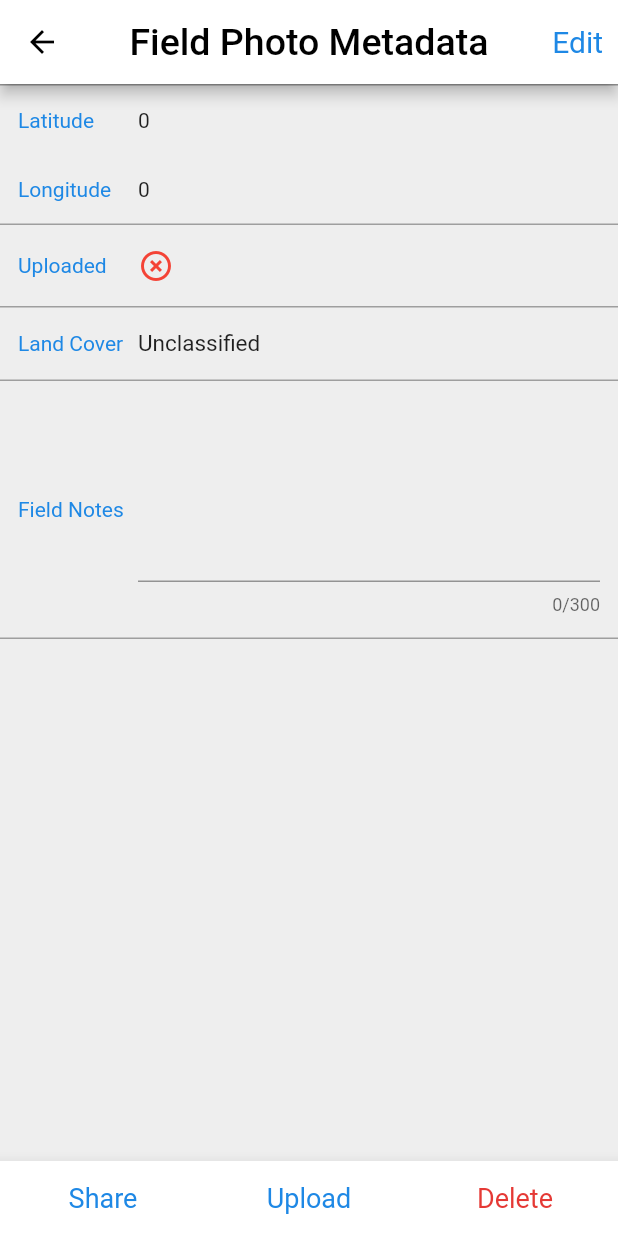
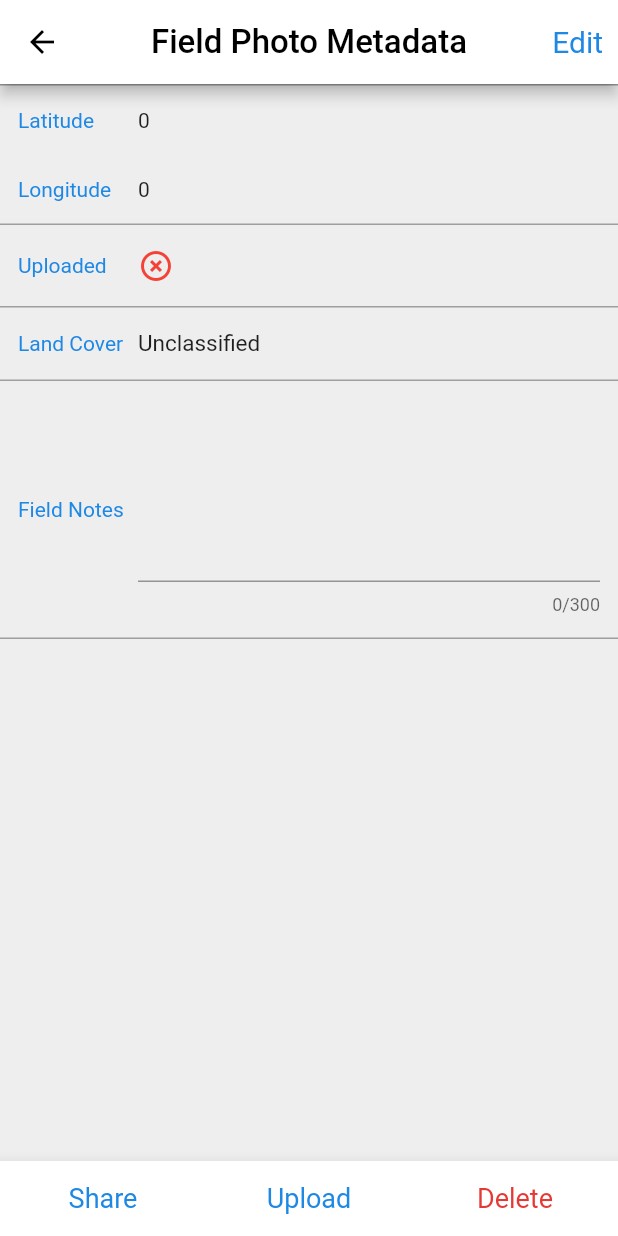
Before and after one commit to jonathanmiller2/Field-Photo, a Flutter app: the ImageDetailScreen screen opened directly with empty values, on a phone screen of 412 x 824 dp. Run offline on Flutter 3.47's test engine with Material 2 defaults, Android fonts, the phone set to English and light mode, and no system bars; our stand-ins replace camera, geolocator, permission_handler, shared_preferences, sqflite; missing offline and left inert: esys_flutter_share; accounts and stored records are empty.

Commit message:
Reverted font size changes (test phone had an independent font setting)

```diff
--- a/lib/ImageDetailScreen.dart
+++ b/lib/ImageDetailScreen.dart
@@ -68,7 +68,7 @@ class _ImageDetailScreenState extends State<ImageDetailScreen> {
 					title: Text(
 							'Field Photo Metadata',
 							style: TextStyle(
-								fontSize: 25,
+								fontSize: 22,
 								color: Colors.black,
 							)
 					),
@@ -266,7 +266,7 @@ class _ImageDetailScreenState extends State<ImageDetailScreen> {
 					title: Text(
 							'Field Photo Metadata',
 							style: TextStyle(
-								fontSize: 25.0,
+								fontSize: 22.0,
 								color: Colors.black,
 							)
 					),
--- a/lib/ImageInfoEntryScreen.dart
+++ b/lib/ImageInfoEntryScreen.dart
@@ -78,7 +78,7 @@ class _ImageInfoEntryScreenState extends State<ImageInfoEntryScreen>
 				title: Text(
 						'Field Photo Metadata',
 						style: TextStyle(
-							fontSize: 25,
+							fontSize: 22,
 							color: Colors.black,
 						)
 				),
--- a/lib/ImageLibraryScreen.dart
+++ b/lib/ImageLibraryScreen.dart
@@ -566,7 +566,7 @@ class _ImageLibraryScreenState extends State<ImageLibraryScreen> {
 								title: Text(
 										'All Field Photos',
 										style: TextStyle(
-											fontSize: 25.0,
+											fontSize: 22.0,
 											color: Colors.black,
 										)
 								),
--- a/lib/InfoScreen.dart
+++ b/lib/InfoScreen.dart
@@ -12,7 +12,7 @@ class InfoScreen extends StatelessWidget {
 					title: Text(
 							'About',
 							style: TextStyle(
-								fontSize: 25.0,
+								fontSize: 22.0,
 								color: Colors.black,
 							)
 					),
--- a/lib/LoginScreen.dart
+++ b/lib/LoginScreen.dart
@@ -38,7 +38,7 @@ class _LoginScreenState extends State<LoginScreen>
 				title: Text(
 						'Field Photo',
 						style: TextStyle(
-							fontSize: 25.0,
+							fontSize: 22.0,
 							color: Colors.black,
 						)
 				),
--- a/lib/SignedInScreen.dart
+++ b/lib/SignedInScreen.dart
@@ -56,7 +56,7 @@ class _SignedInScreenState extends State<SignedInScreen>
 				title: Text(
 						'Field Photo',
 						style: TextStyle(
-							fontSize: 25.0,
+							fontSize: 22.0,
 							color: Colors.black,
 						)
 				),
--- a/lib/SignupScreen.dart
+++ b/lib/SignupScreen.dart
@@ -34,7 +34,7 @@ class _SignupScreenState extends State<StatefulWidget> {
 					title: Text(
 							'Field Photo',
 							style: TextStyle(
-								fontSize: 25.0,
+								fontSize: 22.0,
 								color: Colors.black,
 							)
 					),
```
